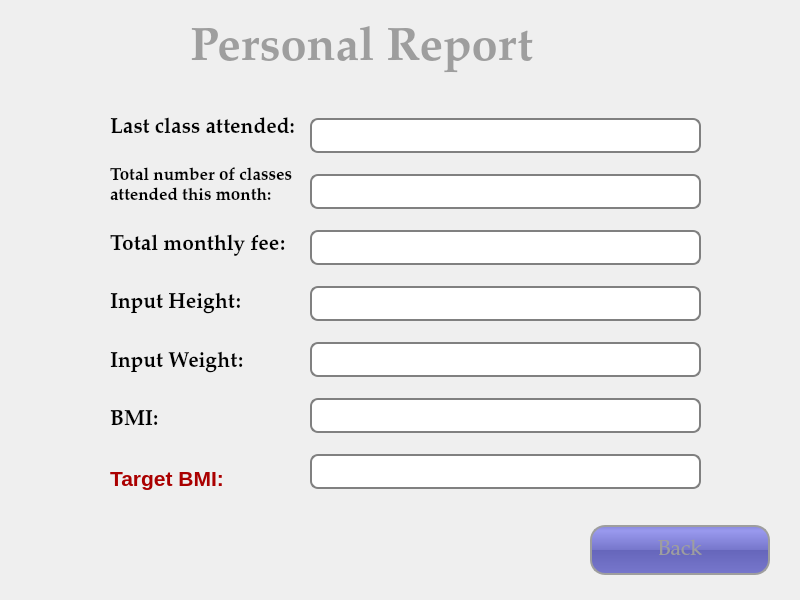
Old version of the form UI/PersonalReportPageUI.ui in the repository tural777/FinalProject.
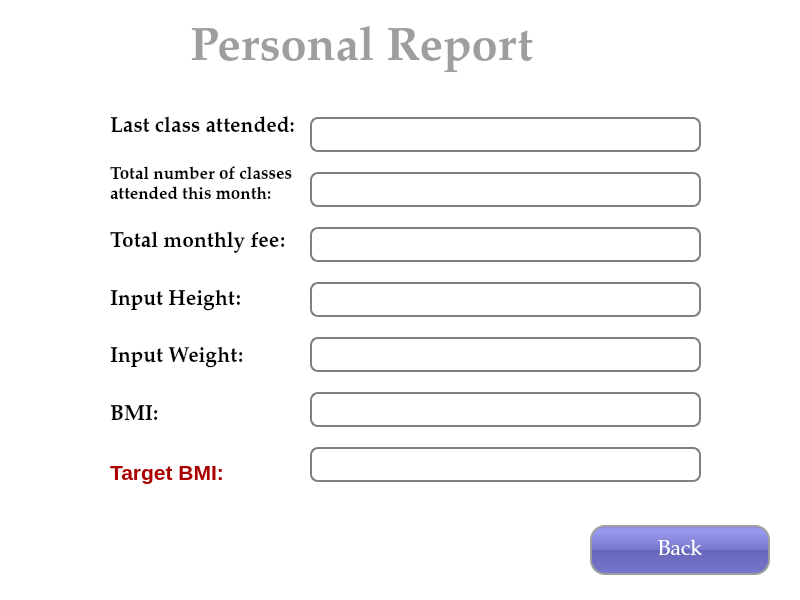
New version of the form.

What changed in the file:
```diff
--- a/UI/PersonalReportPageUI.ui
+++ b/UI/PersonalReportPageUI.ui
@@ -31,6 +31,9 @@
   <property name="windowTitle">
    <string>Term Spors Complex</string>
   </property>
+  <property name="styleSheet">
+   <string notr="true">background-color: rgb(255, 255, 255);</string>
+  </property>
   <widget class="QPushButton" name="btn_back">
    <property name="geometry">
     <rect>
@@ -55,10 +58,10 @@
 	border: 2px solid #9E9E9E;
 	border-radius: 15px;
 	background-color: QLinearGradient( x1: 0, y1: 0, x2: 0, y2: 1, stop: 0 #88d, stop: 0.1 #99e, stop: 0.49 #77c, stop: 0.5 #66b, stop: 1 #77c);
-	color: #9E9E9E;
-}
-QPushButton:hover{
 	color: #FFFFFF;
+}
+QPushButton:hover{
+	color: #9E9E9E;
 	background-color: #5a5a5a;
 }
 QPushButton:pressed{
@@ -78,7 +81,7 @@
      <x>110</x>
      <y>100</y>
      <width>591</width>
-     <height>406</height>
+     <height>399</height>
     </rect>
    </property>
    <layout class="QHBoxLayout" name="horizontalLayout">
@@ -211,6 +214,12 @@
       </property>
       <item>
        <widget class="QLineEdit" name="txt_lastClassAtt">
+        <property name="font">
+         <font>
+          <family>Palatino Linotype</family>
+          <pointsize>18</pointsize>
+         </font>
+        </property>
         <property name="styleSheet">
          <string notr="true">QLineEdit {
 padding: 1px;
@@ -223,6 +232,12 @@
       </item>
       <item>
        <widget class="QLineEdit" name="txt_TotNumOfClsAttThisMonth">
+        <property name="font">
+         <font>
+          <family>Palatino Linotype</family>
+          <pointsize>18</pointsize>
+         </font>
+        </property>
         <property name="styleSheet">
          <string notr="true">QLineEdit {
 padding: 1px;
@@ -235,6 +250,12 @@
       </item>
       <item>
        <widget class="QLineEdit" name="txt_totalMonthlyFee">
+        <property name="font">
+         <font>
+          <family>Palatino Linotype</family>
+          <pointsize>18</pointsize>
+         </font>
+        </property>
         <property name="styleSheet">
          <string notr="true">QLineEdit {
 padding: 1px;
@@ -247,6 +268,12 @@
       </item>
       <item>
        <widget class="QLineEdit" name="txt_inputHeight">
+        <property name="font">
+         <font>
+          <family>Palatino Linotype</family>
+          <pointsize>18</pointsize>
+         </font>
+        </property>
         <property name="styleSheet">
          <string notr="true">QLineEdit {
 padding: 1px;
@@ -259,6 +286,12 @@
       </item>
       <item>
        <widget class="QLineEdit" name="txt_inputWeight">
+        <property name="font">
+         <font>
+          <family>Palatino Linotype</family>
+          <pointsize>18</pointsize>
+         </font>
+        </property>
         <property name="styleSheet">
          <string notr="true">QLineEdit {
 padding: 1px;
@@ -271,6 +304,12 @@
       </item>
       <item>
        <widget class="QLineEdit" name="txt_BMI">
+        <property name="font">
+         <font>
+          <family>Palatino Linotype</family>
+          <pointsize>18</pointsize>
+         </font>
+        </property>
         <property name="styleSheet">
          <string notr="true">QLineEdit {
 padding: 1px;
@@ -283,6 +322,12 @@
       </item>
       <item>
        <widget class="QLineEdit" name="txt_targetBMI">
+        <property name="font">
+         <font>
+          <family>Palatino Linotype</family>
+          <pointsize>18</pointsize>
+         </font>
+        </property>
         <property name="styleSheet">
          <string notr="true">QLineEdit {
 padding: 1px;
```
